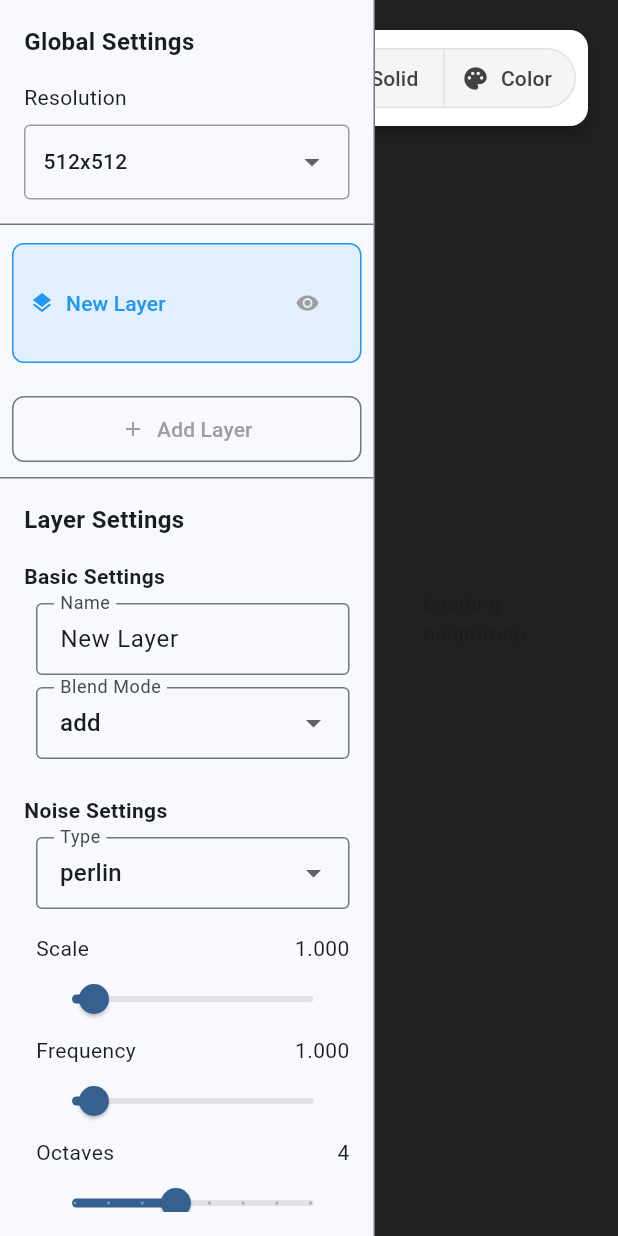
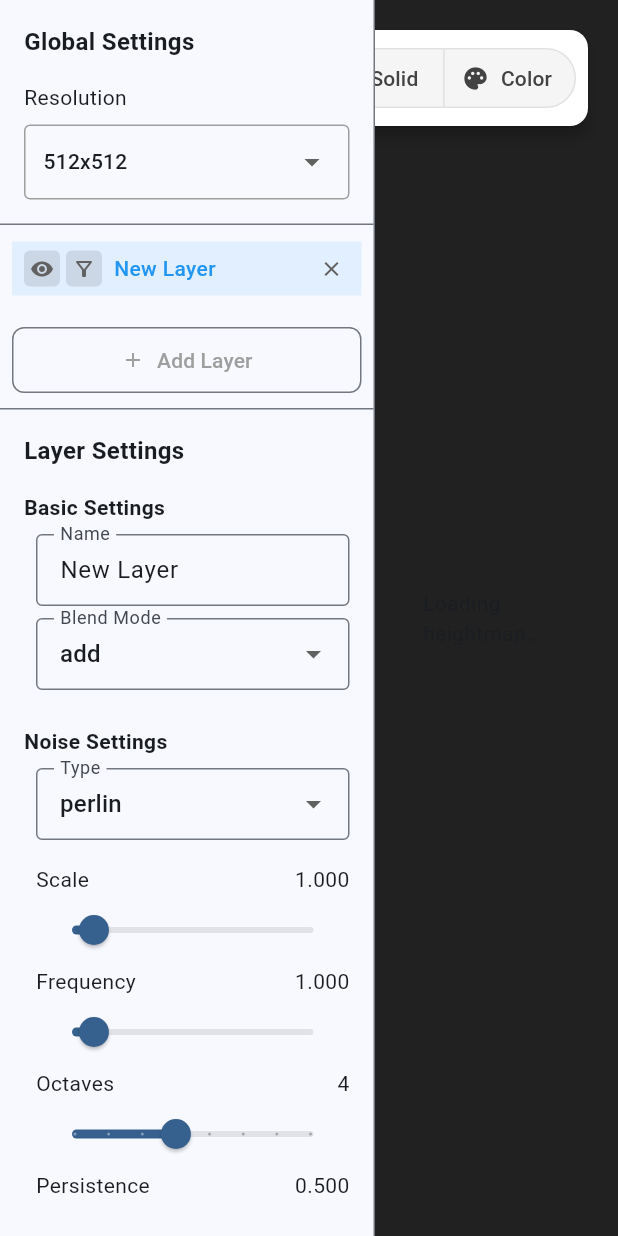
Before and after one commit to smit-ai/island-gen-flutter, a Flutter app: the screen it shows after launch, after a tap on "Add Layer", on a phone screen of 412 x 824 dp. Run offline on Flutter 3.47's test engine with Material 3 defaults, Android fonts, the phone set to English and light mode, and no system bars; our stand-ins replace flutter_riverpod, freezed_annotation, riverpod_annotation; missing offline and left inert: flutter_gpu; generated files the repository leaves out were written again.

Commit message:
improved isolation and visiblity layer settings

```diff
--- a/lib/features/editor/components/layers_panel/layers_panel_layer.dart
+++ b/lib/features/editor/components/layers_panel/layers_panel_layer.dart
@@ -19,52 +19,92 @@ class LayersPanelLayer extends ConsumerWidget {
     final hasIsolatedLayers = ref.watch(globalStateProvider.select((value) => value.isolatedLayerIds.isNotEmpty));
 
     return Padding(
-      padding: const EdgeInsets.symmetric(vertical: 4),
-      child: OutlinedButton(
-        onPressed: () => ref.read(globalStateProvider.notifier).selectLayer(layerId),
-        style: OutlinedButton.styleFrom(
-          padding: const EdgeInsets.symmetric(vertical: 16, horizontal: 12),
-          backgroundColor: isSelected ? Colors.blue.withOpacity(0.1) : null,
-          side: BorderSide(
-            color: isSelected ? Colors.blue : Colors.grey,
+      padding: const EdgeInsets.symmetric(vertical: 3),
+      child: Material(
+        color: isSelected ? Colors.blue.withOpacity(0.1) : Colors.transparent,
+        child: InkWell(
+          onTap: () => ref.read(globalStateProvider.notifier).selectLayer(layerId),
+          child: Container(
+            height: 36,
+            padding: const EdgeInsets.symmetric(horizontal: 8),
+            child: Row(
+              children: [
+                // Visibility toggle
+                Container(
+                  decoration: BoxDecoration(
+                    color: Colors.black.withOpacity(0.1),
+                    borderRadius: BorderRadius.circular(4),
                   ),
-          shape: RoundedRectangleBorder(
-            borderRadius: BorderRadius.circular(8),
+                  child: _SmallIconButton(
+                    icon: layer.visible ? Icons.visibility : Icons.visibility_off,
+                    color: layer.visible ? Colors.grey.shade700 : Colors.red.shade300,
+                    onPressed: () => ref.read(layerControllerProvider(layerId).notifier).toggleVisibility(),
                   ),
                 ),
-        child: Row(
-          children: [
-            Icon(
-              Icons.layers,
-              size: 16,
-              color: isSelected ? Colors.blue : Colors.grey,
+                const SizedBox(width: 4),
+                // Isolate button
+                Container(
+                  decoration: BoxDecoration(
+                    color: Colors.black.withOpacity(0.1),
+                    borderRadius: BorderRadius.circular(4),
+                  ),
+                  child: _SmallIconButton(
+                    icon: isIsolated ? Icons.filter_alt : (hasIsolatedLayers ? Icons.filter_alt_off : Icons.filter_alt_outlined),
+                    color: isIsolated ? Colors.blue : Colors.grey.shade700,
+                    onPressed: () => ref.read(globalStateProvider.notifier).toggleIsolateLayer(layerId),
+                  ),
                 ),
                 const SizedBox(width: 8),
+                // Layer name
                 Expanded(
                   child: Text(
                     layer.name,
                     style: TextStyle(
-                  color: isSelected ? Colors.blue : Colors.grey,
+                      fontSize: 14,
+                      color: isSelected ? Colors.blue : Colors.grey.shade700,
+                      fontWeight: isSelected ? FontWeight.w500 : FontWeight.normal,
                     ),
                     overflow: TextOverflow.ellipsis,
                   ),
                 ),
-            const SizedBox(width: 8),
-            // Isolation toggle
-            IconButton(
-              onPressed: () => ref.read(globalStateProvider.notifier).toggleIsolateLayer(layerId),
-              icon: Icon(
-                isIsolated ? Icons.visibility : (hasIsolatedLayers ? Icons.visibility_off : Icons.visibility),
-                size: 16,
-              ),
-              color: isIsolated ? Colors.blue : (hasIsolatedLayers ? Colors.red : Colors.grey),
-              tooltip: isIsolated ? 'Remove from isolation' : (hasIsolatedLayers ? 'Add to isolation' : 'Isolate layer'),
-              padding: EdgeInsets.zero,
-              constraints: const BoxConstraints(),
+                // Delete button
+                _SmallIconButton(
+                  icon: Icons.close,
+                  color: Colors.grey.shade700,
+                  onPressed: () => ref.read(globalStateProvider.notifier).removeLayer(layerId),
                 ),
               ],
+            ),
+          ),
         ),
       ),
     );
   }
 }
+
+class _SmallIconButton extends StatelessWidget {
+  final IconData icon;
+  final Color color;
+  final VoidCallback onPressed;
+
+  const _SmallIconButton({
+    required this.icon,
+    required this.color,
+    required this.onPressed,
+  });
+
+  @override
+  Widget build(BuildContext context) {
+    return SizedBox(
+      width: 24,
+      height: 24,
+      child: IconButton(
+        onPressed: onPressed,
+        icon: Icon(icon, size: 16),
+        color: color,
+        padding: EdgeInsets.zero,
+        splashRadius: 14,
+      ),
+    );
+  }
+}
--- a/lib/features/editor/global_state/global_state_provider.dart
+++ b/lib/features/editor/global_state/global_state_provider.dart
@@ -40,7 +40,7 @@ class GlobalState extends _$GlobalState {
     final activeLayerStack = <Layer>[];
 
     if (_isolatedLayerIds.isEmpty) {
-      activeLayerStack.addAll(layerStack);
+      activeLayerStack.addAll(layerStack.where((layer) => layer.visible));
     } else {
       for (final layerId in _isolatedLayerIds) {
         final layer = layerStack.firstWhereOrNull((layer) => layer.id == layerId);
@@ -82,6 +82,7 @@ class GlobalState extends _$GlobalState {
 
   void removeLayer(String id) {
     _layerIds.remove(id);
+    _isolatedLayerIds.remove(id);
     ref.invalidateSelf();
   }
 }
--- a/lib/features/editor/providers/layer_provider/layer_provider.dart
+++ b/lib/features/editor/providers/layer_provider/layer_provider.dart
@@ -23,6 +23,10 @@ class LayerController extends _$LayerController {
 
   void destroy() {
     ref.invalidateSelf();
+  }
+
+  void toggleVisibility() {
+    state = state.copyWith(visible: !state.visible);
   }
 
   void generateHeightmap() async {
```
Also changed, not shown: 1 other file. Lines whose indentation alone changed are shown as unchanged.
